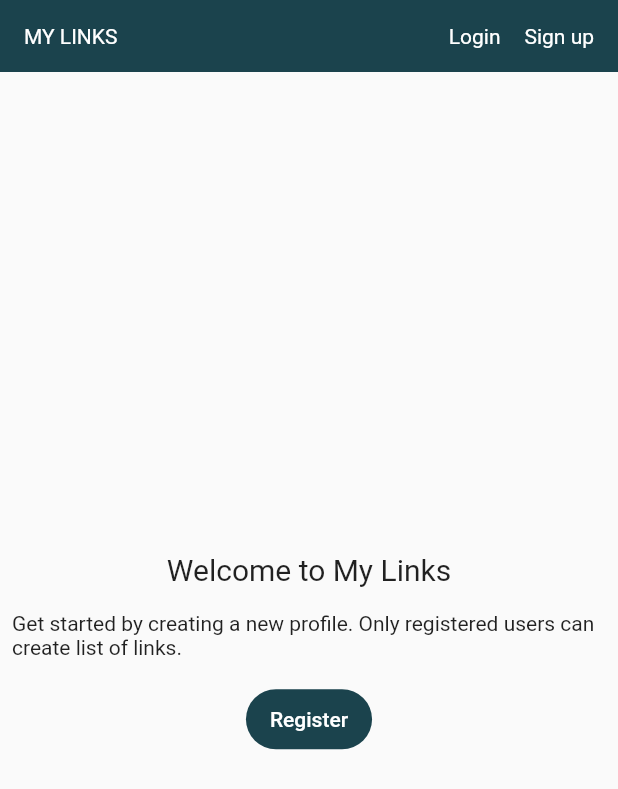
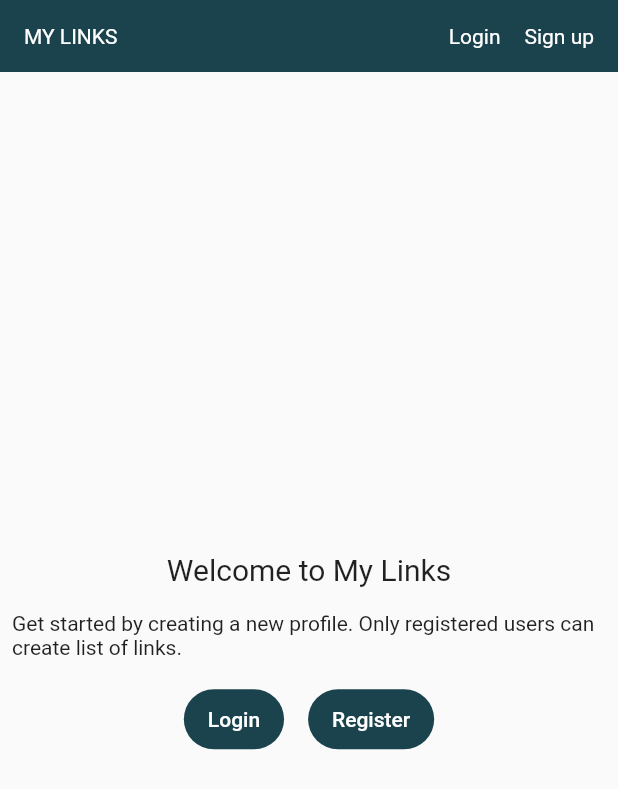
Before and after one commit to valentinavolgina2/links_app, a Flutter app: the screen it shows after launch, on a phone screen of 412 x 824 dp. Shown: the top 789 px of the screen. Run offline on Flutter 3.47's test engine with Material 2 defaults, Android fonts, the phone set to English and light mode, and no system bars; our stand-ins replace firebase_auth, firebase_core, firebase_database, google_sign_in, shared_preferences; accounts and stored records are empty; statements that could not run were skipped.

Commit message:
Added login button to no content sign

```diff
--- a/lib/widgets/no_content.dart
+++ b/lib/widgets/no_content.dart
@@ -1,4 +1,5 @@
 import 'package:flutter/material.dart';
+import 'package:links_app/widgets/user/login.dart';
 import 'package:links_app/widgets/user/signup.dart';
 
 import '../main.dart';
@@ -18,7 +19,29 @@ class EmptyContainer {
           const Text(
               'Get started by creating a new profile. Only registered users can create list of links.'),
           SizedBox(height: AppSizes.medium),
-          FilledButton(
+          Row(
+            mainAxisAlignment: MainAxisAlignment.center,
+            children: [
+              Flexible(
+                child: FilledButton(
+                  onPressed: () async {
+                    await showDialog(
+                      context: context,
+                      builder: (context) => const SigninDialog(),
+                    ).then((result) => {
+                          Navigator.push(
+                            context,
+                            MaterialPageRoute(
+                                builder: (context) => const MyHomePage()),
+                          )
+                        });
+                  },
+                  child: const Text('Login'),
+                )
+              ),
+              SizedBox(width: AppSizes.medium),
+              Flexible(
+                child: FilledButton(
                   onPressed: () async {
                     await showDialog(
                       context: context,
@@ -31,7 +54,12 @@ class EmptyContainer {
                           )
                         });
                   },
-              child: const Text('Register'))
+                  child: const Text('Register'),
+                )
+              )
+            ],
+          )
+
         ]);
   }
 
```
Lines whose indentation alone changed are shown as unchanged.
